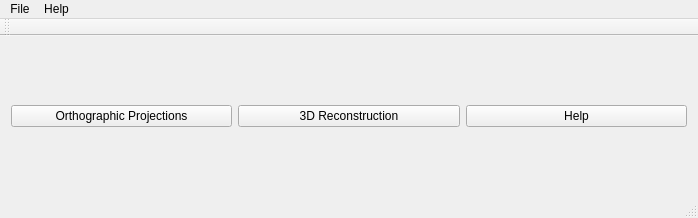
arpanmangal/COP-CAD, file Engg._Drawing_Visualization_n_Design/Source_Code/forms/mainwindow.ui: the form before one commit.
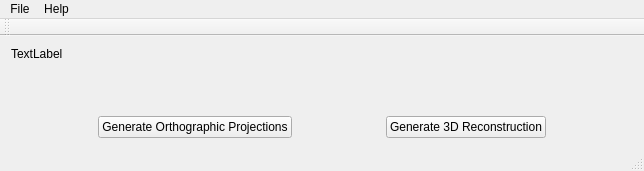
The form after the commit.

Patch:
```diff
--- a/Engg._Drawing_Visualization_n_Design/Source_Code/forms/mainwindow.ui
+++ b/Engg._Drawing_Visualization_n_Design/Source_Code/forms/mainwindow.ui
@@ -6,35 +6,95 @@
    <rect>
     <x>0</x>
     <y>0</y>
-    <width>698</width>
-    <height>218</height>
+    <width>644</width>
+    <height>171</height>
    </rect>
   </property>
   <property name="windowTitle">
    <string>MainWindow</string>
   </property>
   <widget class="QWidget" name="centralWidget">
+   <layout class="QHBoxLayout" name="horizontalLayout_2">
+    <item>
+     <layout class="QVBoxLayout" name="verticalLayout">
+      <item>
+       <widget class="QLabel" name="Description">
+        <property name="text">
+         <string>TextLabel</string>
+        </property>
+       </widget>
+      </item>
+      <item>
+       <spacer name="verticalSpacer">
+        <property name="orientation">
+         <enum>Qt::Vertical</enum>
+        </property>
+        <property name="sizeHint" stdset="0">
+         <size>
+          <width>20</width>
+          <height>40</height>
+         </size>
+        </property>
+       </spacer>
+      </item>
+      <item>
    <layout class="QHBoxLayout" name="horizontalLayout">
+        <item>
+         <spacer name="horizontalSpacer_3">
+          <property name="orientation">
+           <enum>Qt::Horizontal</enum>
+          </property>
+          <property name="sizeHint" stdset="0">
+           <size>
+            <width>40</width>
+            <height>20</height>
+           </size>
+          </property>
+         </spacer>
+        </item>
     <item>
      <widget class="QPushButton" name="genOrthoProjec">
       <property name="text">
-       <string>Orthographic Projections</string>
+           <string>Generate Orthographic Projections</string>
       </property>
      </widget>
     </item>
+        <item>
+         <spacer name="horizontalSpacer_2">
+          <property name="orientation">
+           <enum>Qt::Horizontal</enum>
+          </property>
+          <property name="sizeHint" stdset="0">
+           <size>
+            <width>40</width>
+            <height>20</height>
+           </size>
+          </property>
+         </spacer>
+        </item>
     <item>
      <widget class="QPushButton" name="threeDReconstruction">
       <property name="text">
-       <string>3D Reconstruction</string>
+           <string>Generate 3D Reconstruction</string>
       </property>
      </widget>
     </item>
     <item>
-     <widget class="QPushButton" name="help">
-      <property name="text">
-       <string>Help</string>
-      </property>
-     </widget>
+         <spacer name="horizontalSpacer">
+          <property name="orientation">
+           <enum>Qt::Horizontal</enum>
+          </property>
+          <property name="sizeHint" stdset="0">
+           <size>
+            <width>40</width>
+            <height>20</height>
+           </size>
+          </property>
+         </spacer>
+        </item>
+       </layout>
+      </item>
+     </layout>
     </item>
    </layout>
   </widget>
@@ -43,7 +103,7 @@
     <rect>
      <x>0</x>
      <y>0</y>
-     <width>698</width>
+     <width>644</width>
      <height>22</height>
     </rect>
    </property>
```
Lines whose indentation alone changed are shown as unchanged.
